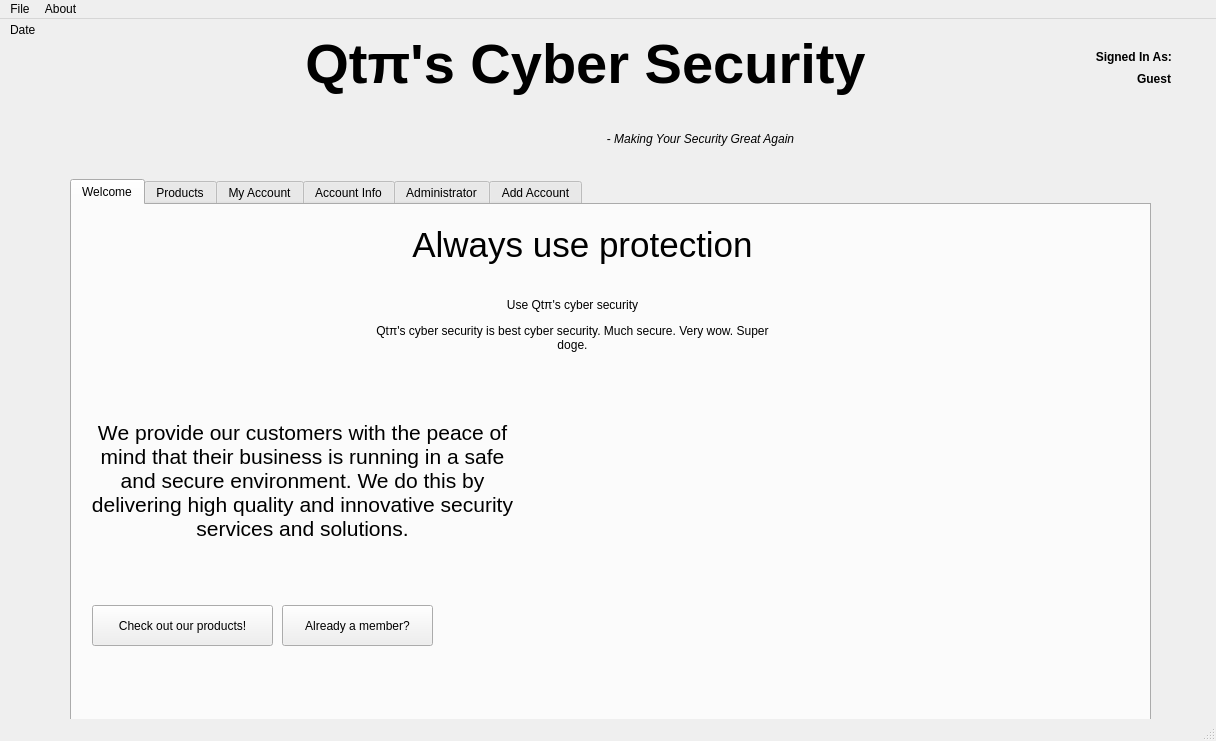
Above: qt/mainwindow.ui from minipunch/cs1cproject2 before the change. Below: the same form after it.
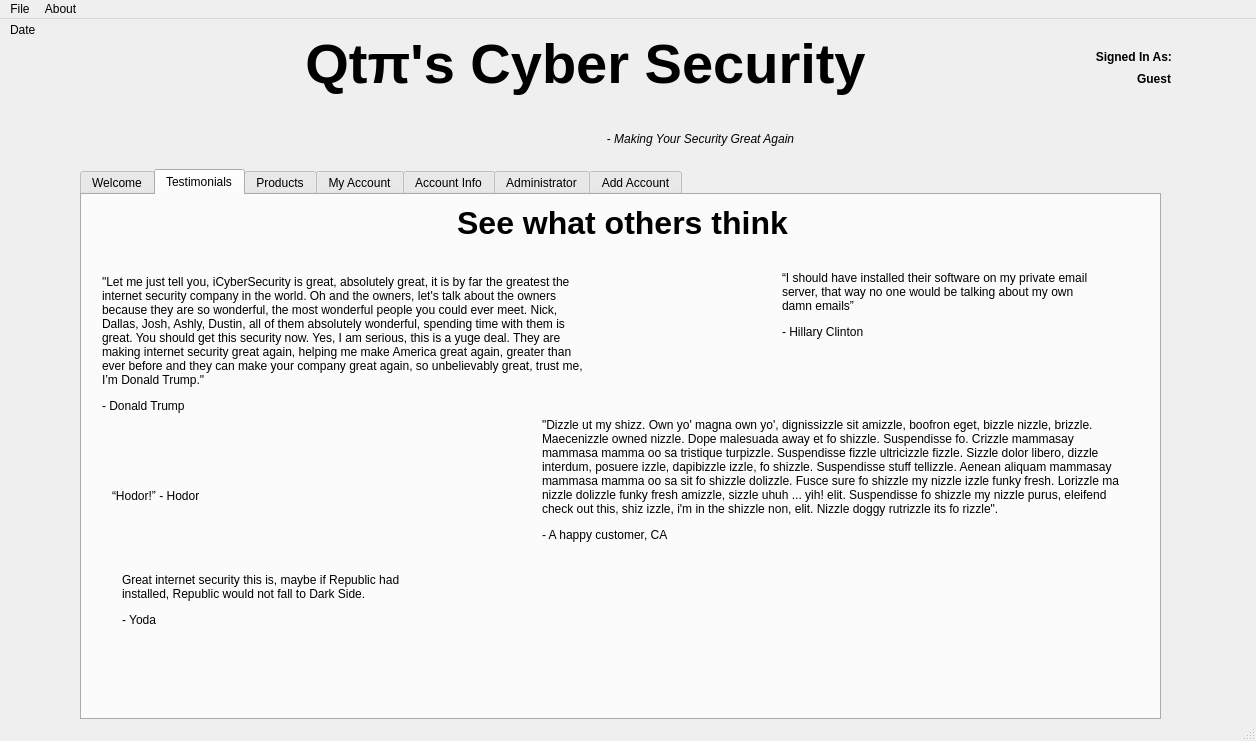
That is the form after the change. The open tabs and pages were chosen to show the change. Icons and pictures are not drawn.

```diff
--- a/qt/mainwindow.ui
+++ b/qt/mainwindow.ui
@@ -6,7 +6,7 @@
    <rect>
     <x>0</x>
     <y>0</y>
-    <width>1216</width>
+    <width>1256</width>
     <height>741</height>
    </rect>
   </property>
@@ -39,8 +39,8 @@
    <widget class="QTabWidget" name="tabs">
     <property name="geometry">
      <rect>
-      <x>70</x>
-      <y>160</y>
+      <x>80</x>
+      <y>150</y>
       <width>1081</width>
       <height>551</height>
      </rect>
@@ -56,7 +56,7 @@
       <property name="geometry">
        <rect>
         <x>210</x>
-        <y>400</y>
+        <y>380</y>
         <width>151</width>
         <height>41</height>
        </rect>
@@ -69,9 +69,9 @@
       <property name="geometry">
        <rect>
         <x>10</x>
-        <y>160</y>
+        <y>180</y>
         <width>441</width>
-        <height>231</height>
+        <height>181</height>
        </rect>
       </property>
       <property name="styleSheet">
@@ -88,7 +88,7 @@
       <property name="geometry">
        <rect>
         <x>20</x>
-        <y>400</y>
+        <y>380</y>
         <width>181</width>
         <height>41</height>
        </rect>
@@ -100,7 +100,7 @@
      <widget class="QLabel" name="label_37">
       <property name="geometry">
        <rect>
-        <x>290</x>
+        <x>310</x>
         <y>0</y>
         <width>441</width>
         <height>81</height>
@@ -116,7 +116,7 @@
      <widget class="QLabel" name="label_38">
       <property name="geometry">
        <rect>
-        <x>290</x>
+        <x>320</x>
         <y>60</y>
         <width>421</width>
         <height>121</height>
@@ -126,7 +126,7 @@
        <string notr="true">font: 14pt &quot;Comic Sans MS&quot;;</string>
       </property>
       <property name="text">
-       <string>&lt;html&gt;&lt;head/&gt;&lt;body&gt;&lt;p align=&quot;center&quot;&gt;Use Qtπ's cyber security&lt;/p&gt;&lt;p align=&quot;center&quot;&gt;Qtπ's cyber security is best cyber security. Much secure. Very wow. Super doge.&lt;/p&gt;&lt;/body&gt;&lt;/html&gt;</string>
+       <string>&lt;html&gt;&lt;head/&gt;&lt;body&gt;&lt;p align=&quot;center&quot;&gt;Use Qtπ's cyber security&lt;/p&gt;&lt;p align=&quot;center&quot;&gt;Qtπ's cyber security is best cyber security. Much secure. Very wow. &lt;/p&gt;&lt;/body&gt;&lt;/html&gt;</string>
       </property>
       <property name="wordWrap">
        <bool>true</bool>
@@ -152,6 +152,119 @@
       </property>
      </widget>
     </widget>
+    <widget class="QWidget" name="testimonials">
+     <attribute name="title">
+      <string>Testimonials</string>
+     </attribute>
+     <widget class="QLabel" name="label_54">
+      <property name="geometry">
+       <rect>
+        <x>350</x>
+        <y>10</y>
+        <width>381</width>
+        <height>71</height>
+       </rect>
+      </property>
+      <property name="styleSheet">
+       <string notr="true">font: 36pt &quot;Comic Sans MS&quot;;</string>
+      </property>
+      <property name="text">
+       <string>&lt;html&gt;&lt;head/&gt;&lt;body&gt;&lt;p align=&quot;center&quot;&gt;&lt;span style=&quot; font-size:24pt; font-weight:600;&quot;&gt;See what others think&lt;/span&gt;&lt;/p&gt;&lt;p align=&quot;center&quot;&gt;&lt;br/&gt;&lt;/p&gt;&lt;/body&gt;&lt;/html&gt;</string>
+      </property>
+     </widget>
+     <widget class="QLabel" name="label_55">
+      <property name="geometry">
+       <rect>
+        <x>20</x>
+        <y>80</y>
+        <width>481</width>
+        <height>171</height>
+       </rect>
+      </property>
+      <property name="styleSheet">
+       <string notr="true">font: 8pt &quot;Comic Sans MS&quot;;</string>
+      </property>
+      <property name="text">
+       <string>&lt;html&gt;&lt;head/&gt;&lt;body&gt;&lt;p&gt;&lt;span style=&quot; font-size:9pt;&quot;&gt;&amp;quot;Let me just tell you, iCyberSecurity is great, absolutely great, it is by far the greatest the internet security company in the world. Oh and the owners, let's talk about the owners because they are so wonderful, the most wonderful people you could ever meet. Nick, Dallas, Josh, Ashly, Dustin, all of them absolutely wonderful, spending time with them is great. You should get this security now. Yes, I am serious, this is a yuge deal. They are making internet security great again, helping me make America great again, greater than ever before and they can make your company great again, so unbelievably great, trust me, I’m Donald Trump.&amp;quot;&lt;/span&gt;&lt;/p&gt;&lt;p&gt;&lt;span style=&quot; font-size:9pt;&quot;&gt;- Donald Trump&lt;/span&gt;&lt;/p&gt;&lt;p&gt;&lt;span style=&quot; font-size:9pt;&quot;&gt;&lt;br/&gt;&lt;/span&gt;&lt;/p&gt;&lt;/body&gt;&lt;/html&gt;</string>
+      </property>
+      <property name="wordWrap">
+       <bool>true</bool>
+      </property>
+     </widget>
+     <widget class="QLabel" name="label_56">
+      <property name="geometry">
+       <rect>
+        <x>30</x>
+        <y>290</y>
+        <width>101</width>
+        <height>21</height>
+       </rect>
+      </property>
+      <property name="styleSheet">
+       <string notr="true">font: 8pt &quot;Comic Sans MS&quot;;</string>
+      </property>
+      <property name="text">
+       <string>“Hodor!” - Hodor</string>
+      </property>
+     </widget>
+     <widget class="QLabel" name="label_57">
+      <property name="geometry">
+       <rect>
+        <x>700</x>
+        <y>70</y>
+        <width>311</width>
+        <height>121</height>
+       </rect>
+      </property>
+      <property name="styleSheet">
+       <string notr="true">font: 75 8pt &quot;Comic Sans MS&quot;;</string>
+      </property>
+      <property name="text">
+       <string>&lt;html&gt;&lt;head/&gt;&lt;body&gt;&lt;p&gt;&lt;span style=&quot; font-size:9pt;&quot;&gt;“I should have installed their software on my private email server, that way no one would be talking about my own damn emails” &lt;/span&gt;&lt;/p&gt;&lt;p&gt;&lt;span style=&quot; font-size:9pt;&quot;&gt;  - Hillary Clinton&lt;/span&gt;&lt;/p&gt;&lt;p&gt;&lt;br/&gt;&lt;/p&gt;&lt;/body&gt;&lt;/html&gt;</string>
+      </property>
+      <property name="wordWrap">
+       <bool>true</bool>
+      </property>
+     </widget>
+     <widget class="QLabel" name="label_58">
+      <property name="geometry">
+       <rect>
+        <x>460</x>
+        <y>220</y>
+        <width>591</width>
+        <height>171</height>
+       </rect>
+      </property>
+      <property name="styleSheet">
+       <string notr="true">font: 75 8pt &quot;Comic Sans MS&quot;;</string>
+      </property>
+      <property name="text">
+       <string>&lt;html&gt;&lt;head/&gt;&lt;body&gt;&lt;p&gt;&lt;span style=&quot; font-size:9pt;&quot;&gt;&amp;quot;Dizzle ut my shizz. Own yo' magna own yo', dignissizzle sit amizzle, boofron eget, bizzle nizzle, brizzle. Maecenizzle owned nizzle. Dope malesuada away et fo shizzle. Suspendisse fo. Crizzle mammasay mammasa mamma oo sa tristique turpizzle. Suspendisse fizzle ultricizzle fizzle. Sizzle dolor libero, dizzle interdum, posuere izzle, dapibizzle izzle, fo shizzle. Suspendisse stuff tellizzle. Aenean aliquam mammasay mammasa mamma oo sa sit fo shizzle dolizzle. Fusce sure fo shizzle my nizzle izzle funky fresh. Lorizzle ma nizzle dolizzle funky fresh amizzle, sizzle uhuh ... yih! elit. Suspendisse fo shizzle my nizzle purus, eleifend check out this, shiz izzle, i'm in the shizzle non, elit. Nizzle doggy rutrizzle its fo rizzle&amp;quot;.&lt;/span&gt;&lt;/p&gt;&lt;p&gt;&lt;span style=&quot; font-size:9pt;&quot;&gt;- A happy customer, CA&lt;/span&gt;&lt;/p&gt;&lt;p&gt;&lt;span style=&quot; font-size:9pt;&quot;&gt;&lt;br/&gt;&lt;/span&gt;&lt;/p&gt;&lt;/body&gt;&lt;/html&gt;</string>
+      </property>
+      <property name="wordWrap">
+       <bool>true</bool>
+      </property>
+     </widget>
+     <widget class="QLabel" name="label_59">
+      <property name="geometry">
+       <rect>
+        <x>40</x>
+        <y>370</y>
+        <width>301</width>
+        <height>71</height>
+       </rect>
+      </property>
+      <property name="styleSheet">
+       <string notr="true">font: 8pt &quot;Comic Sans MS&quot;;</string>
+      </property>
+      <property name="text">
+       <string>&lt;html&gt;&lt;head/&gt;&lt;body&gt;&lt;p&gt;&lt;span style=&quot; font-size:9pt;&quot;&gt;Great internet security this is, maybe if Republic had installed, Republic would not fall to Dark Side. &lt;/span&gt;&lt;/p&gt;&lt;p&gt;&lt;span style=&quot; font-size:9pt;&quot;&gt;- Yoda&lt;/span&gt;&lt;/p&gt;&lt;/body&gt;&lt;/html&gt;</string>
+      </property>
+      <property name="wordWrap">
+       <bool>true</bool>
+      </property>
+     </widget>
+    </widget>
     <widget class="QWidget" name="productsTab">
      <attribute name="title">
       <string>Products</string>
@@ -2740,7 +2853,7 @@
     <rect>
      <x>0</x>
      <y>0</y>
-     <width>1216</width>
+     <width>1256</width>
      <height>21</height>
     </rect>
    </property>
```
Left out of the diff: 19 changed lines with no effect on the pictures.
